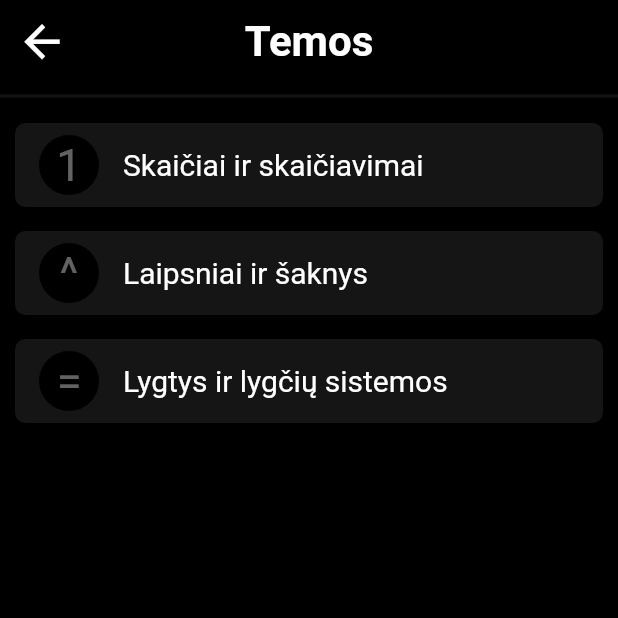
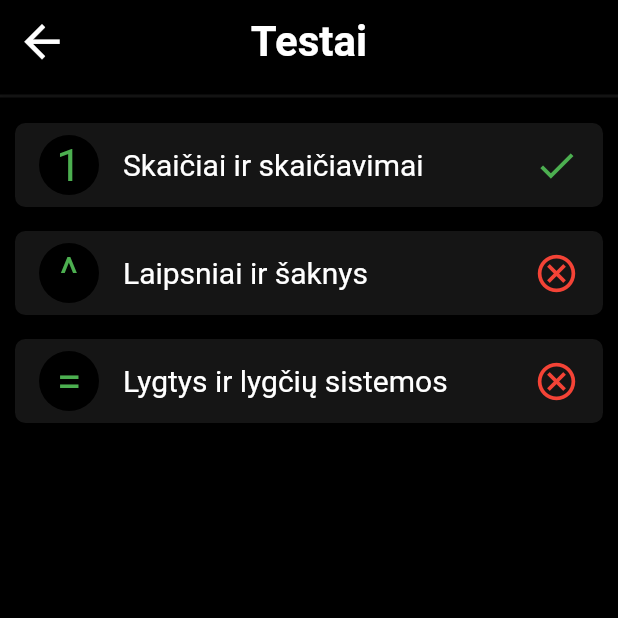
Before and after one commit to Ropke13/PVP---Mobili-Aplikacija, a Flutter app: the screen it shows after launch, after a tap on "Testai", on a phone screen of 412 x 824 dp, the top half of it. Run offline on Flutter 3.47's test engine with Material 2 defaults, Android fonts, the phone set to English and light mode, and no system bars; our stand-ins replace animated_text_kit, firebase_auth, firebase_core; accounts and stored records are empty; network calls fail.

```diff
--- a/lib/list.dart
+++ b/lib/list.dart
@@ -1,10 +1,92 @@
 import 'package:flutter/material.dart';
+import 'package:matematika/main.dart';
 import 'package:matematika/test_question.dart';
 import 'package:matematika/text_question.dart';
 import 'package:matematika/utilities.dart';
 
+// Tures but duomenu bazej
 var themeList = ['Skaičiai ir skaičiavimai', 'Laipsniai ir šaknys', 'Lygtys ir lygčių sistemos'];
 var iconList = ['1', '^', '='];
+var colorList = [Colors.green, Colors.green, Colors.green];
+var completed = [Icons.check, Icons.cancel_outlined, Icons.cancel_outlined];
+var completedColors = [Colors.green, Colors.red, Colors.red];
+
+class TestList extends StatelessWidget {
+  const TestList({Key? key}) : super(key: key);
+
+ @override
+  Widget build(BuildContext context) {
+    return MaterialApp(
+      home: Scaffold(
+        backgroundColor: Colors.black,
+        appBar: AppBar(
+          leading: IconButton(
+            icon: const Icon(Icons.arrow_back, color: Colors.white, size: 35),
+            onPressed: () => Navigator.of(context).pushReplacement(MaterialPageRoute(
+                      builder: (context) => const MainMenu())),
+          ),
+          title: const Text("Testai", style: TextStyle(color: Colors.white, fontSize: 28.0, fontWeight: FontWeight.bold)),
+          backgroundColor: Colors.black,
+          centerTitle: true,
+        ),
+        body: Column(children: [
+          const Divider(color: Color.fromARGB(255, 21, 21, 21), thickness: 2),
+          Expanded(
+            child: ListView.builder(
+                padding: const EdgeInsets.all(10.0),
+                itemCount: themeList.length,
+                itemBuilder: (context, index) {
+                  return Column(
+                    children: <Widget>[
+                      ListTile(
+                        shape: RoundedRectangleBorder(borderRadius: BorderRadius.circular(7.0)),
+                        tileColor: const Color.fromARGB(255, 21, 21, 21),
+                        textColor: Colors.white,
+                        leading: CircleAvatar(
+                          child: Text(iconList[index], style: TextStyle(color: colorList[index], fontSize: 30)),
+                          backgroundColor: Colors.black,
+                        ),
+                        title: Text(themeList[index], style: const TextStyle(fontSize: 20)),
+                        trailing: Icon(completed[index], size: 30, color: completedColors[index]),
+                        onTap: () {
+                          if (index == 0) {
+                            List question = getNumberQuestion();
+                            Navigator.push(
+                                context,
+                                MaterialPageRoute(
+                                    builder: (context) => TestQuestion(
+                                          theme: themeList[index],
+                                          question: question[0],
+                                          answers: question[1],
+                                          correctAnswer: question[2],
+                                          explain: question[3],
+                                        )));
+                          } else {
+                            List<String> question = generateNewQuestion();
+
+                            Navigator.push(
+                                context,
+                                MaterialPageRoute(
+                                    builder: (context) => TextQuestion(
+                                          theme: themeList[index],
+                                          question: question[0],
+                                          answer: question[1],
+                                          explain: question[2],
+                                        )));
+                          }
+                        },
+                      ),
+                      const Divider(color: Colors.black, thickness: 2),
+                    ],
+                  );
+                }),
+          )
+        ]),
+      ),
+    );
+  }
+}
+
 
 class SubjectList extends StatelessWidget {
   const SubjectList({Key? key}) : super(key: key);
@@ -17,7 +99,8 @@ class SubjectList extends StatelessWidget {
         appBar: AppBar(
           leading: IconButton(
             icon: const Icon(Icons.arrow_back, color: Colors.white, size: 35),
-            onPressed: () => Navigator.of(context).pop(),
+            onPressed: () => Navigator.of(context).pushReplacement(MaterialPageRoute(
+                      builder: (context) => const MainMenu())),
           ),
           title: const Text("Temos", style: TextStyle(color: Colors.white, fontSize: 28.0, fontWeight: FontWeight.bold)),
           backgroundColor: Colors.black,
--- a/lib/main.dart
+++ b/lib/main.dart
@@ -109,7 +109,7 @@ class MainMenu extends StatelessWidget {
                           Navigator.push(
                               context,
                               MaterialPageRoute(
-                                  builder: (context) => const SubjectList()));
+                                  builder: (context) => const TestList()));
                         },
                         child: Column(children: <Widget>[
                           SizedBox(
--- a/lib/test_question.dart
+++ b/lib/test_question.dart
@@ -1,5 +1,6 @@
 import 'package:flutter/material.dart';
 import 'package:matematika/correct.dart';
+import 'package:matematika/list.dart';
 import 'package:matematika/wrong.dart';
 
 var colors = [Colors.green, Colors.blue, Colors.yellow, Colors.red];
@@ -20,7 +21,8 @@ class TestQuestion extends StatelessWidget {
         appBar: AppBar(
           leading: IconButton(
             icon: const Icon(Icons.arrow_back, color: Colors.white, size: 35),
-            onPressed: () => Navigator.of(context).pop(),
+            onPressed: () => Navigator.of(context).pushReplacement(MaterialPageRoute(
+                      builder: (context) => const SubjectList())),
           ),
           title: Text(theme, style: const TextStyle(color: Colors.white, fontSize: 28.0, fontWeight: FontWeight.bold)),
           backgroundColor: Colors.black,
--- a/lib/text_question.dart
+++ b/lib/text_question.dart
@@ -1,5 +1,6 @@
 import 'package:flutter/material.dart';
 import 'package:matematika/correct.dart';
+import 'package:matematika/list.dart';
 import 'package:matematika/wrong.dart';
 
 class TextQuestion extends StatefulWidget {
@@ -33,7 +34,8 @@ class TextQuestionState extends State<TextQuestion> {
         appBar: AppBar(
           leading: IconButton(
             icon: const Icon(Icons.arrow_back, color: Colors.white, size: 35),
-            onPressed: () => Navigator.of(context).pop(),
+            onPressed: () => Navigator.of(context).pushReplacement(MaterialPageRoute(
+                      builder: (context) => const SubjectList())),
           ),
           title: Text(widget.theme, style: const TextStyle(color: Colors.white, fontSize: 28.0, fontWeight: FontWeight.bold)),
           backgroundColor: Colors.black,
```
